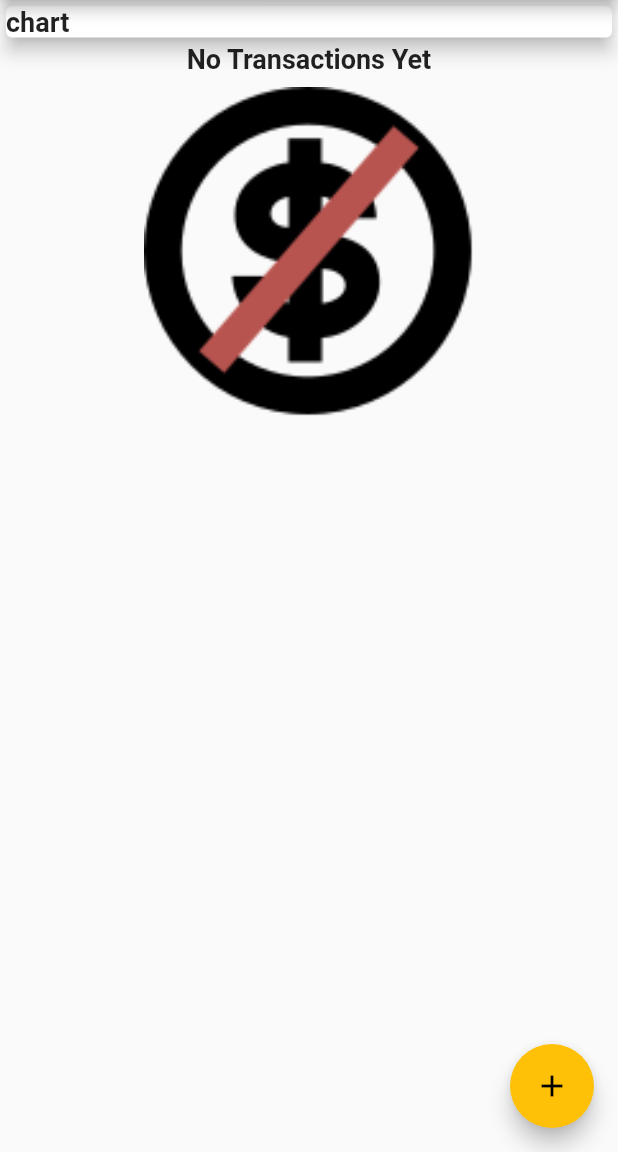
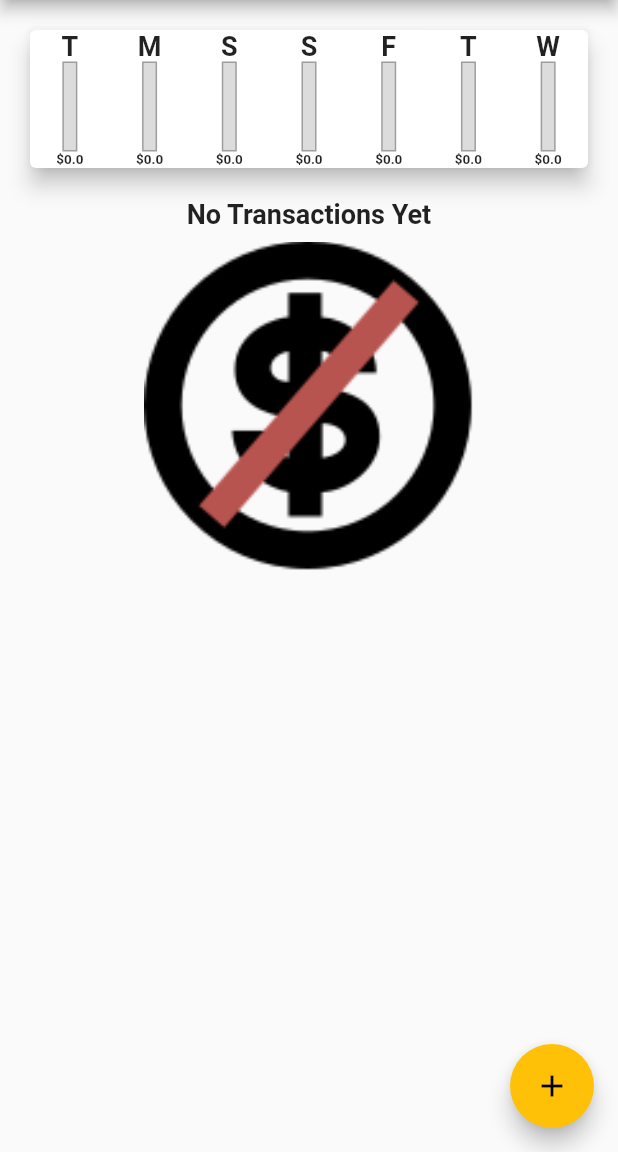
Before and after one commit to rmirabelli/peronsalfinance2, a Flutter app: the screen it shows after launch, on a phone screen of 412 x 824 dp, the part 84-1236 px from its top. Run offline on Flutter 3.47's test engine with Material 2 defaults, Android fonts, the phone set to English and light mode, and no system bars.

Commit message:
tuesday comlpete!

```diff
--- a/lib/main.dart
+++ b/lib/main.dart
@@ -2,6 +2,7 @@ import 'package:flutter/material.dart';
 import 'models/transaction.dart';
 import 'widgets/new_transaction.dart';
 import 'widgets/transaction_list.dart';
+import 'widgets/chart.dart';
 
 void main() {
   runApp(const MyApp());
@@ -109,10 +110,7 @@ class _MyHomePageState extends State<MyHomePage> {
           children: [
             Container(
               width: double.infinity,
-              child: Card(
-                child: Text('chart'),
-                elevation: 5.0,
-              ),
+              child: Chart(_userTransactions),
             ),
             _userTransactions.isEmpty
                 ? Column(children: [
--- /dev/null
+++ b/lib/widgets/bar.dart
@@ -0,0 +1,52 @@
+import 'package:flutter/material.dart';
+
+class Bar extends StatelessWidget {
+  final String label;
+  final double dailyAmount;
+  final double totalAmount;
+
+  Bar(this.label, this.dailyAmount, this.totalAmount);
+
+  @override
+  Widget build(BuildContext context) {
+    return Container(
+        child: Flexible(
+      fit: FlexFit.tight,
+      child: Column(
+        children: [
+          Text('$label'),
+          SizedBox(
+            height: 60,
+            width: 10,
+            child: Stack(
+              children: [
+                Container(
+                  decoration: BoxDecoration(
+                      border: Border.all(
+                        color: Colors.grey,
+                        width: 1,
+                      ),
+                      color: Color.fromRGBO(220, 220, 220, 1)),
+                ),
+                FractionallySizedBox(
+                  heightFactor:
+                      totalAmount == 0.0 ? 0 : dailyAmount / totalAmount,
+                  child: Container(
+                    decoration:
+                        BoxDecoration(color: Theme.of(context).primaryColor),
+                  ),
+                )
+              ],
+            ),
+          ),
+          FittedBox(
+            child: Text(
+              '\$$dailyAmount',
+              style: TextStyle(fontSize: 9),
+            ),
+          ),
+        ],
+      ),
+    ));
+  }
+}
--- /dev/null
+++ b/lib/widgets/chart.dart
@@ -0,0 +1,53 @@
+import 'package:flutter/material.dart';
+import 'package:intl/intl.dart';
+
+import '../models/transaction.dart';
+import 'bar.dart';
+
+class Chart extends StatelessWidget {
+  final List<Transaction> recentTransactions;
+
+  Chart(this.recentTransactions);
+
+  List<Map<String, Object>> get groupedTransactionValues {
+    return List.generate(
+      7,
+      (index) {
+        final weekDay = DateTime.now().subtract(
+          Duration(days: index),
+        );
+        final xactions = recentTransactions.where((element) =>
+            element.date.day == weekDay.day &&
+            element.date.month == weekDay.month &&
+            element.date.year == weekDay.year);
+        final int sum = xactions.fold(
+            0,
+            (previousValue, element) =>
+                previousValue + element.amountInPennies);
+        return {
+          'day': DateFormat.E().format(weekDay).substring(0, 1),
+          'amount': sum / 100,
+        };
+      },
+    );
+  }
+
+  @override
+  Widget build(BuildContext context) {
+    final int grandTotal = recentTransactions.fold(
+        0, (previousValue, element) => previousValue + element.amountInPennies);
+
+    return Card(
+      elevation: 6,
+      margin: EdgeInsets.all(20),
+      child: Row(
+          mainAxisAlignment: MainAxisAlignment.spaceAround,
+          children: groupedTransactionValues
+              .map(
+                (e) => Bar(e['day'] as String, (e['amount'] as double),
+                    grandTotal / 100),
+              )
+              .toList()),
+    );
+  }
+}
```
